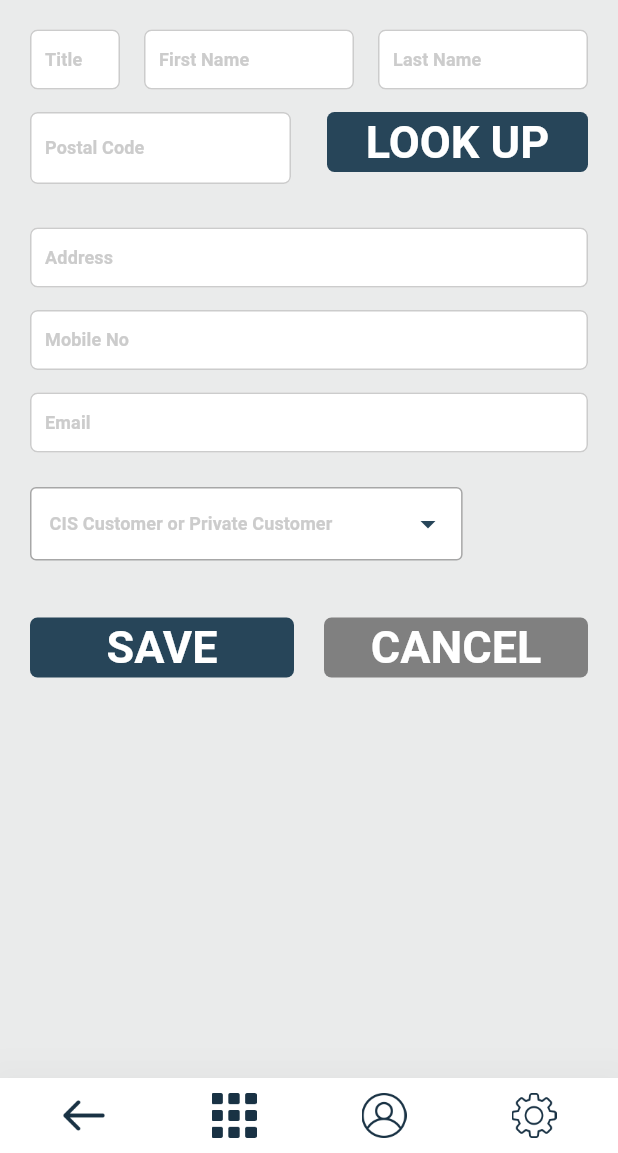
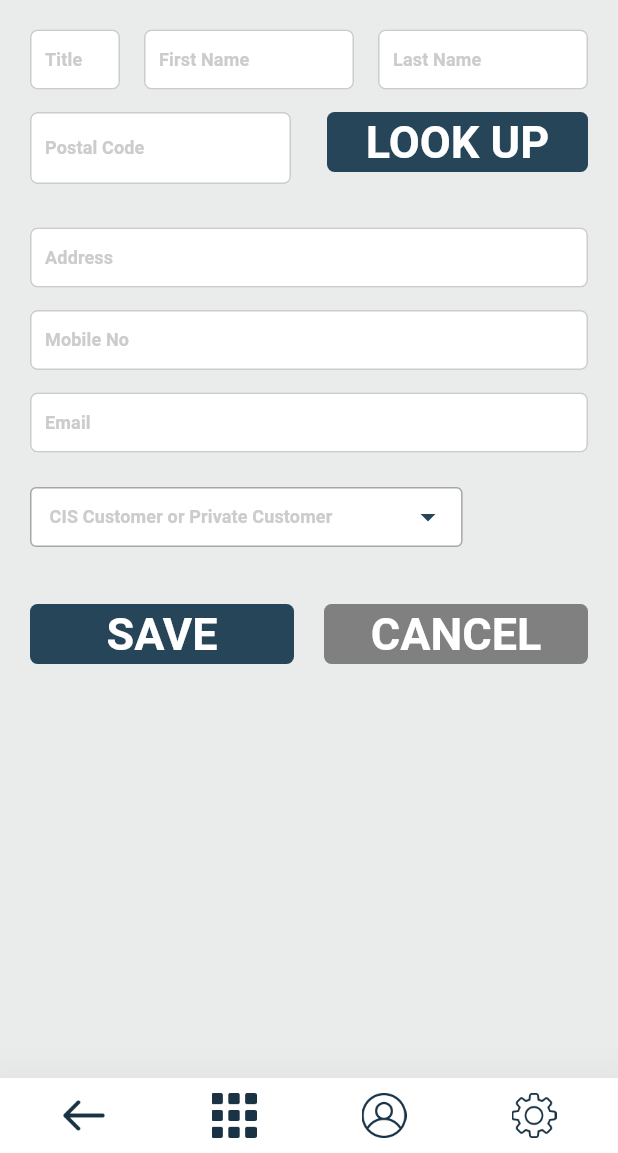
Before and after one commit to guri1423/ready_made_for_trade, a Flutter app: the EditCustomerPage screen opened directly with empty values, on a phone screen of 412 x 824 dp, the part 83-1236 px from its top. Run offline on Flutter 3.47's test engine with Material 2 defaults, Android fonts, the phone set to English and light mode, and no system bars; our stand-ins replace bloc, dropdown_button2, email_validator, equatable, flutter_bloc, flutter_secure_storage and 4 more; accounts and stored records are empty; Roboto replaces fonts that are missing (Dongle, Dongle Regular).

Commit message:
backbutton & fontsize change

```diff
--- a/lib/modules/customer/pages/customer_page/edit_customer.dart
+++ b/lib/modules/customer/pages/customer_page/edit_customer.dart
@@ -250,7 +250,7 @@ class _EditCustomerPageState extends State<EditCustomerPage> {
                   height: 15,
                 ),
                 SizedBox(
-                  width: MediaQuery.of(context).size.width *0.70,
+                  width: MediaQuery.of(context).size.width * 0.70,
                   child: DropdownButtonHideUnderline(
                     child: DropdownButtonFormField2(
                         decoration: const InputDecoration(
@@ -263,7 +263,7 @@ class _EditCustomerPageState extends State<EditCustomerPage> {
                           focusedBorder: InputBorder.none,
                           focusedErrorBorder: InputBorder.none,
                         ),
-                        buttonHeight: 49,
+                        buttonHeight: 40,
                         buttonWidth: MediaQuery.of(context).size.width,
                         buttonDecoration: BoxDecoration(
                             borderRadius: BorderRadius.circular(4),
@@ -271,19 +271,18 @@ class _EditCustomerPageState extends State<EditCustomerPage> {
                               color: CustomColors.textFldBorder,
                               width: 1,
                             ),
-                            color: CustomColors.white
-                        ),
+                            color: CustomColors.white),
                         itemPadding: EdgeInsets.symmetric(horizontal: 15),
                         itemHeight: MediaQuery.of(context).size.height * 0.056,
-                        icon: Padding(
-                          padding: const EdgeInsets.only(right: 10),
+                        icon: const Padding(
+                          padding: EdgeInsets.only(right: 10),
                           child: Icon(
                             Icons.arrow_drop_down,
                             color: CustomColors.primeColour,
                           ),
                         ),
-                        iconOnClick: Padding(
-                          padding: const EdgeInsets.only(right: 10),
+                        iconOnClick: const Padding(
+                          padding: EdgeInsets.only(right: 10),
                           child: Icon(
                             Icons.arrow_drop_up,
                             color: CustomColors.primeColour,
@@ -293,7 +292,11 @@ class _EditCustomerPageState extends State<EditCustomerPage> {
                           padding: const EdgeInsets.symmetric(horizontal: 12),
                           child: Text(
                             'CIS Customer or Private Customer',
-                            style: Theme.of(context).textTheme.titleSmall!.copyWith(color: CustomColors.textFieldTextColour),
+                            style: Theme.of(context)
+                                .textTheme
+                                .titleSmall!
+                                .copyWith(
+                                color: CustomColors.textFieldTextColour),
                           ),
                         ),
                         value: customerTypeValue,
@@ -306,12 +309,14 @@ class _EditCustomerPageState extends State<EditCustomerPage> {
                             .map((item) => DropdownMenuItem(
                             value: item,
                             child: Padding(
-                              padding:
-                              const EdgeInsets.symmetric(horizontal: 15),
+                              padding: const EdgeInsets.symmetric(
+                                  horizontal: 15),
                               child: Text(
                                 item,
-                                style:
-                                TextStyle(color: CustomColors.blackText),
+                                style: Theme.of(context)
+                                    .textTheme
+                                    .titleSmall!
+                                    .copyWith(color: CustomColors.black),
                               ),
                             )))
                             .toList(),
--- a/lib/modules/essentials/pages/essentials.dart
+++ b/lib/modules/essentials/pages/essentials.dart
@@ -159,7 +159,7 @@ class _EssentialsPageState extends State<EssentialsPage> {
                                 crossAxisSpacing: 10,
                                 mainAxisSpacing: 10,
                                 crossAxisCount: 3,
-                                mainAxisExtent: 160
+                                mainAxisExtent: 135,
                             ),
                         itemBuilder: (BuildContext context, int index) {
                           return GestureDetector(
@@ -172,7 +172,7 @@ class _EssentialsPageState extends State<EssentialsPage> {
                                   borderRadius: BorderRadius.circular(10),
                                   color: CustomColors.white),
                               child: Padding(
-                                padding: const EdgeInsets.symmetric(horizontal: 8,vertical: 14),
+                                padding:  EdgeInsets.all(8.0),
                                 child: Column(
                                   mainAxisAlignment: MainAxisAlignment.start,
                                   crossAxisAlignment: CrossAxisAlignment.center,
@@ -205,7 +205,7 @@ class _EssentialsPageState extends State<EssentialsPage> {
                                         softWrap: true,
                                         style: Theme.of(context)
                                             .textTheme
-                                            .titleMedium!
+                                            .titleSmall!
                                             .copyWith(
                                                 color: CustomColors.primeColour,fontSize: 7),
                                         textAlign: TextAlign.center,
--- a/lib/modules/trades/pages/trades.dart
+++ b/lib/modules/trades/pages/trades.dart
@@ -66,8 +66,8 @@ class _TradesPageState extends State<TradesPage> {
       ),
       bottomNavigationBar: BottomToolsForInsidePage(
         onBackPress: (){
-
-          BlocProvider.of<SearchTradesCubit>(context).getTrades();
+          Navigator.pop(context);
+          /*BlocProvider.of<SearchTradesCubit>(context).getTrades();*/
         }
 
 
--- a/lib/widgets/bottom_bar_for_all.dart
+++ b/lib/widgets/bottom_bar_for_all.dart
@@ -35,10 +35,11 @@ class BottomToolsForInsidePage extends StatelessWidget {
                   if (onBackPress != null) {
                     onBackPress!.call();
                   } else {
-                    Navigator.pushReplacement(
+                    Navigator.pop(context);
+                    /*Navigator.pushReplacement(
                         context,
                         MaterialPageRoute(
-                            builder: (context) => const BottomNavigation()));
+                            builder: (context) => const BottomNavigation()));*/
                     BlocProvider.of<NavigationCubit>(context)
                         .getNavBarItem(NavbarItem.Home);
                   }
```
Also changed, not shown: lib/modules/jobs/pages/jobs.dart (+6 -1 lines).
